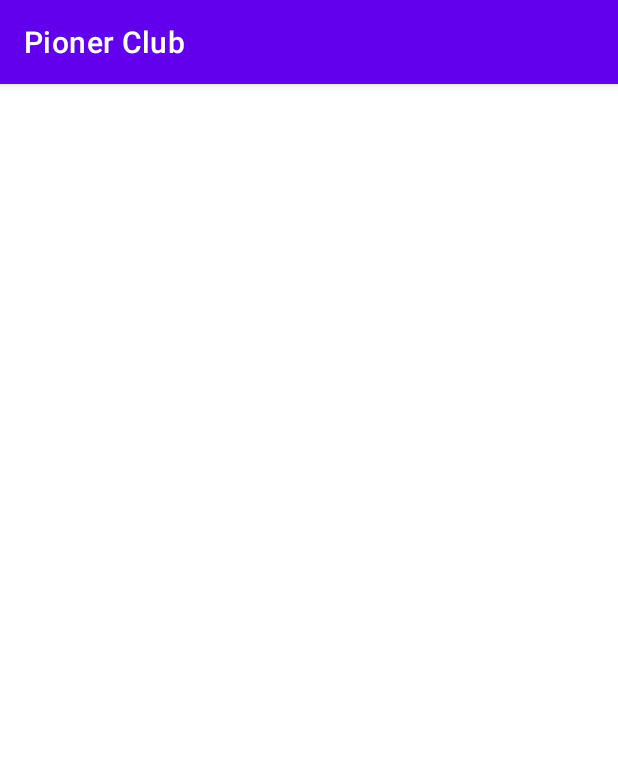
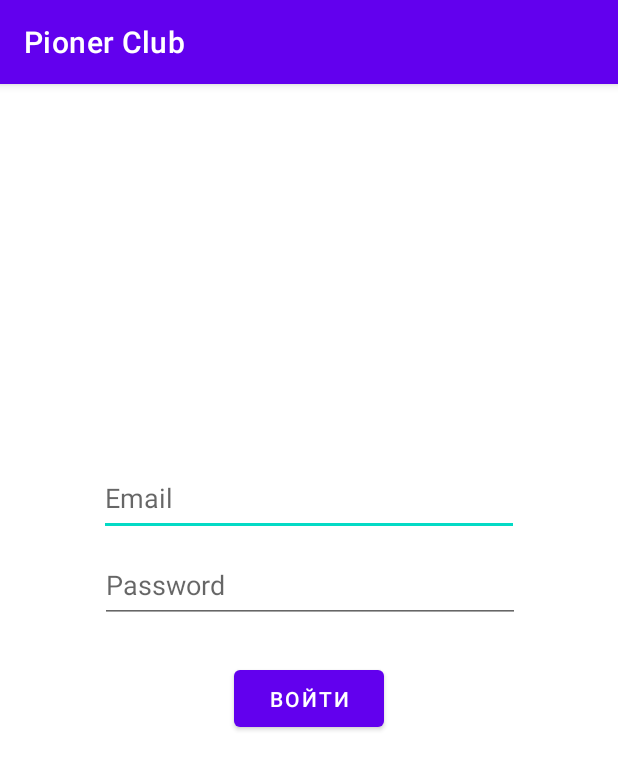
Before and after one commit to BulatTim1/PionerClub, an Android app: the screen it shows after launch (StartActivity), on a phone screen of 412 x 824 dp. Shown: the top 770 px of the screen. Run offline under Robolectric (Android 15) with nearby library versions, the phone set to English and light mode, and no system bars.

Commit message:
работает

```diff
--- a/app/src/main/java/com/pioner/StartActivity.kt
+++ b/app/src/main/java/com/pioner/StartActivity.kt
@@ -1,12 +1,11 @@
 package com.pioner
 
+import android.os.Bundle
 import androidx.appcompat.app.AppCompatActivity
-import android.os.Bundle
 
 class StartActivity : AppCompatActivity() {
     override fun onCreate(savedInstanceState: Bundle?) {
         super.onCreate(savedInstanceState)
         setContentView(R.layout.activity_start)
-
     }
 }
--- a/app/src/main/res/layout/activity_start.xml
+++ b/app/src/main/res/layout/activity_start.xml
@@ -8,6 +8,7 @@
 
     <androidx.fragment.app.FragmentContainerView
         android:id="@+id/login_host"
+        android:name="com.pioner.fragments.LoginFragment"
         android:layout_width="0dp"
         android:layout_height="0dp"
         app:layout_constraintBottom_toBottomOf="parent"
```
